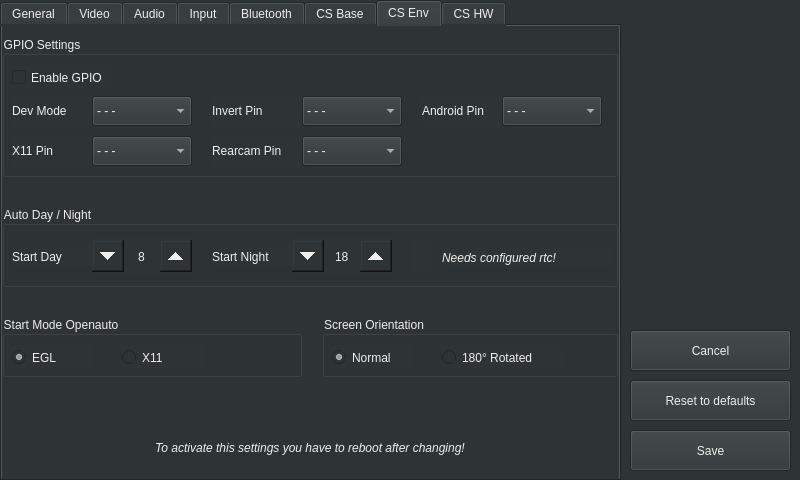
Above: src/autoapp/UI/settingswindow.ui from arash-rasouli/openauto before the change. Below: the same form after it.
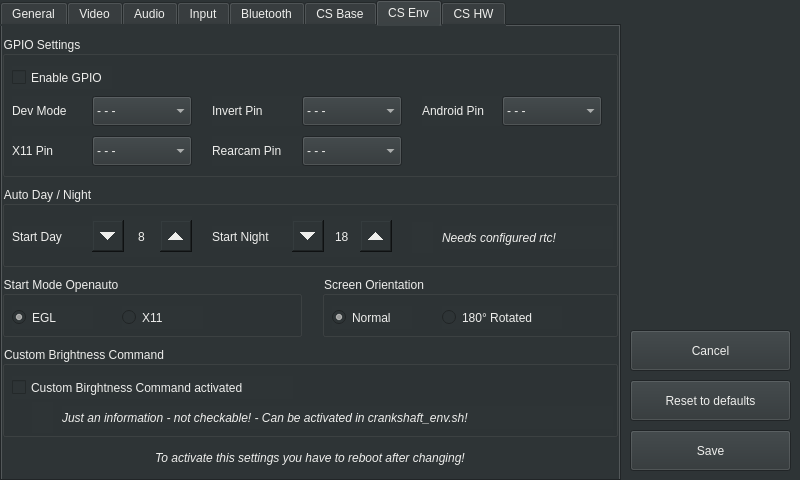
That is the form after the change. The open tabs and pages were chosen to show the change. Icons and pictures are not drawn.

Commit message: Init custom brightness command

The edit to the form file:
```diff
--- a/src/autoapp/UI/settingswindow.ui
+++ b/src/autoapp/UI/settingswindow.ui
@@ -2473,7 +2473,7 @@
      <property name="geometry">
       <rect>
        <x>0</x>
-       <y>180</y>
+       <y>160</y>
        <width>616</width>
        <height>81</height>
       </rect>
@@ -2604,7 +2604,7 @@
      <property name="geometry">
       <rect>
        <x>0</x>
-       <y>290</y>
+       <y>250</y>
        <width>300</width>
        <height>61</height>
       </rect>
@@ -2646,7 +2646,7 @@
      <property name="geometry">
       <rect>
        <x>2</x>
-       <y>410</y>
+       <y>420</y>
        <width>612</width>
        <height>23</height>
       </rect>
@@ -2670,7 +2670,7 @@
      <property name="geometry">
       <rect>
        <x>80</x>
-       <y>406</y>
+       <y>416</y>
        <width>31</width>
        <height>31</height>
       </rect>
@@ -2683,7 +2683,7 @@
      <property name="geometry">
       <rect>
        <x>320</x>
-       <y>290</y>
+       <y>250</y>
        <width>296</width>
        <height>61</height>
       </rect>
@@ -2721,6 +2721,69 @@
       </property>
      </widget>
     </widget>
+    <widget class="QGroupBox" name="groupBoxFrameRate_2">
+     <property name="geometry">
+      <rect>
+       <x>0</x>
+       <y>320</y>
+       <width>616</width>
+       <height>91</height>
+      </rect>
+     </property>
+     <property name="title">
+      <string>Custom Brightness Command</string>
+     </property>
+     <widget class="QCheckBox" name="checkBoxCustomBrightnessCommand">
+      <property name="geometry">
+       <rect>
+        <x>10</x>
+        <y>30</y>
+        <width>281</width>
+        <height>23</height>
+       </rect>
+      </property>
+      <property name="text">
+       <string>Custom Birghtness Command activated</string>
+      </property>
+      <property name="checkable">
+       <bool>true</bool>
+      </property>
+     </widget>
+     <widget class="QLabel" name="labelCustomBrightnessCommandInfoIcon">
+      <property name="geometry">
+       <rect>
+        <x>30</x>
+        <y>56</y>
+        <width>21</width>
+        <height>31</height>
+       </rect>
+      </property>
+      <property name="text">
+       <string>&lt;html&gt;&lt;head/&gt;&lt;body&gt;&lt;p&gt;&lt;img src=&quot;:/ico_info.png&quot;/&gt;&lt;/p&gt;&lt;/body&gt;&lt;/html&gt;</string>
+      </property>
+     </widget>
+     <widget class="QLabel" name="labelCustomBrightnessCommandNote">
+      <property name="geometry">
+       <rect>
+        <x>60</x>
+        <y>60</y>
+        <width>551</width>
+        <height>23</height>
+       </rect>
+      </property>
+      <property name="font">
+       <font>
+        <italic>true</italic>
+       </font>
+      </property>
+      <property name="text">
+       <string>Just an information - not checkable! - Can be activated in crankshaft_env.sh!</string>
+      </property>
+      <property name="wordWrap">
+       <bool>true</bool>
+      </property>
+     </widget>
+    </widget>
    </widget>
    <widget class="QWidget" name="tab">
     <attribute name="title">
```
The commit also changes 3 other files.
